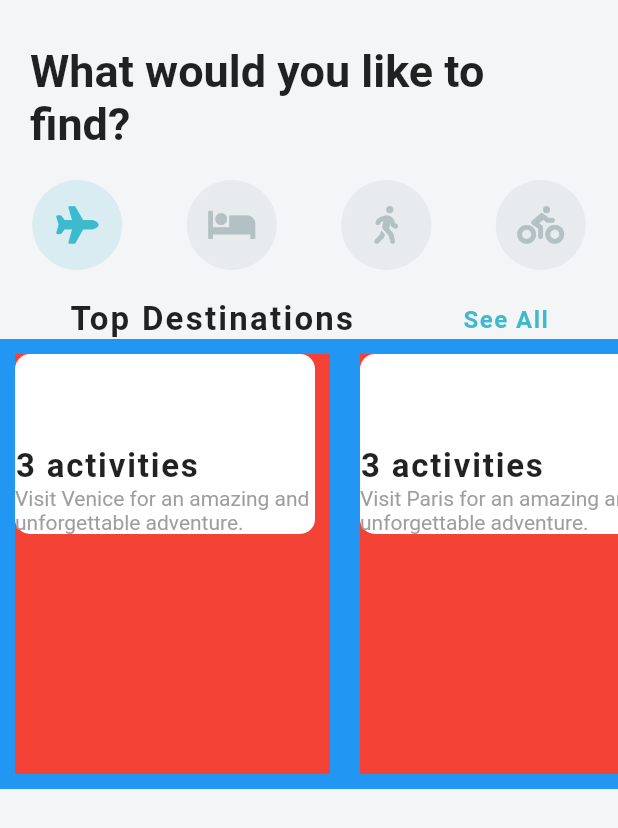
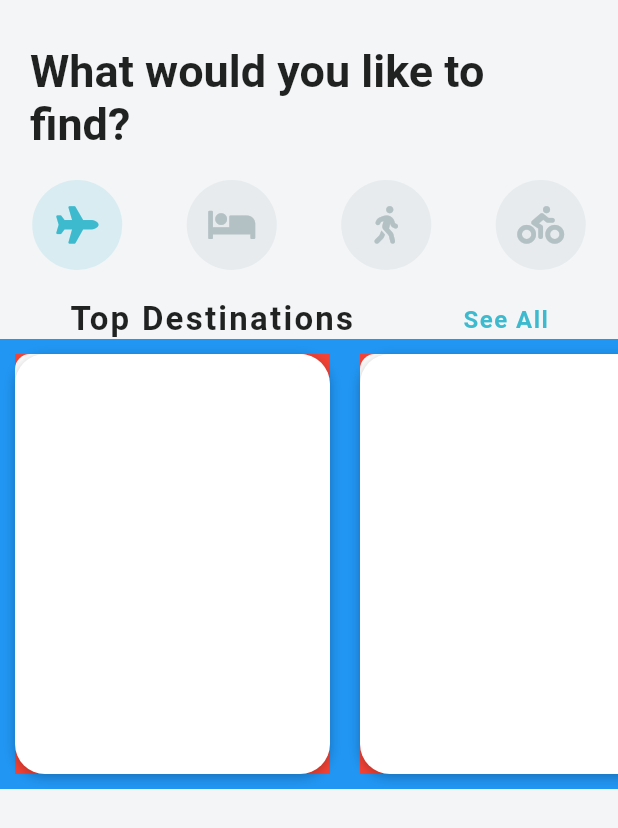
Before and after one commit to iamomoro/flutter_travel_ui, a Flutter app: the screen it shows after launch, on a phone screen of 412 x 824 dp. Shown: the top 828 px of the screen. Run offline on Flutter 3.47's test engine with Material 2 defaults, Android fonts, the phone set to English and light mode, and no system bars; our stand-ins replace font_awesome_flutter.

```diff
--- a/lib/widgets/destination_carousel.dart
+++ b/lib/widgets/destination_carousel.dart
@@ -58,6 +58,8 @@ class DestinationCarousel extends StatelessWidget {
                     color: Colors.white,
                     borderRadius: BorderRadius.circular(10.0),
                    ),
+                   child: Padding(
+                     padding: const EdgeInsets.all(10.0),
                      child: Column(
                       mainAxisAlignment: MainAxisAlignment.end,
                        crossAxisAlignment: CrossAxisAlignment.start,
@@ -74,6 +76,19 @@ class DestinationCarousel extends StatelessWidget {
                        )),
                   ],),
                    ),
+                   ),
+                Container (
+                  decoration: BoxDecoration(
+                    color: Colors.white,
+                    borderRadius: BorderRadius.circular(20.0),
+                    boxShadow: [
+                      BoxShadow(
+                        color: Colors.black26,
+                         offset: Offset(0.0, 2.0),
+                         blurRadius: 6.0,
+                         ),
+                       ]),
+                       )
                 ],
                 ),
               );
```
Lines whose indentation alone changed are shown as unchanged.
